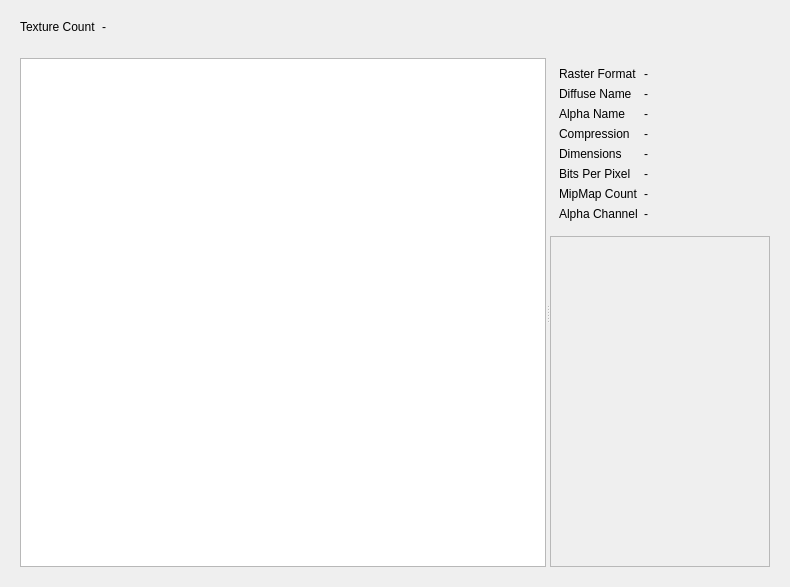
This is src/gtatools-gui/src/src/formats/txd/TXDWidget.ui in alemariusnexus/gtatools as Qt 5 draws it before an edit. The edited form follows.
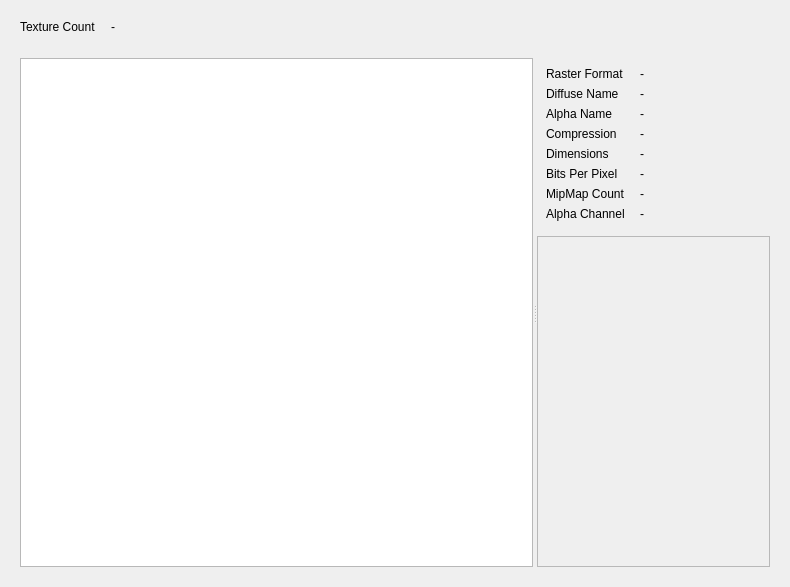
This is the edited form. Custom widgets are drawn as their Qt base class.

Diff of the .ui file:
```diff
--- a/src/gtatools-gui/src/src/formats/txd/TXDWidget.ui
+++ b/src/gtatools-gui/src/src/formats/txd/TXDWidget.ui
@@ -17,6 +17,9 @@
    <item>
     <widget class="QWidget" name="widget" native="true">
      <layout class="QFormLayout" name="formLayout">
+      <property name="horizontalSpacing">
+       <number>15</number>
+      </property>
       <item row="0" column="0">
        <widget class="QLabel" name="label">
         <property name="text">
@@ -61,6 +64,9 @@
              <property name="fieldGrowthPolicy">
               <enum>QFormLayout::ExpandingFieldsGrow</enum>
              </property>
+             <property name="horizontalSpacing">
+              <number>15</number>
+             </property>
              <item row="0" column="0">
               <widget class="QLabel" name="label_2">
                <property name="text">
```
